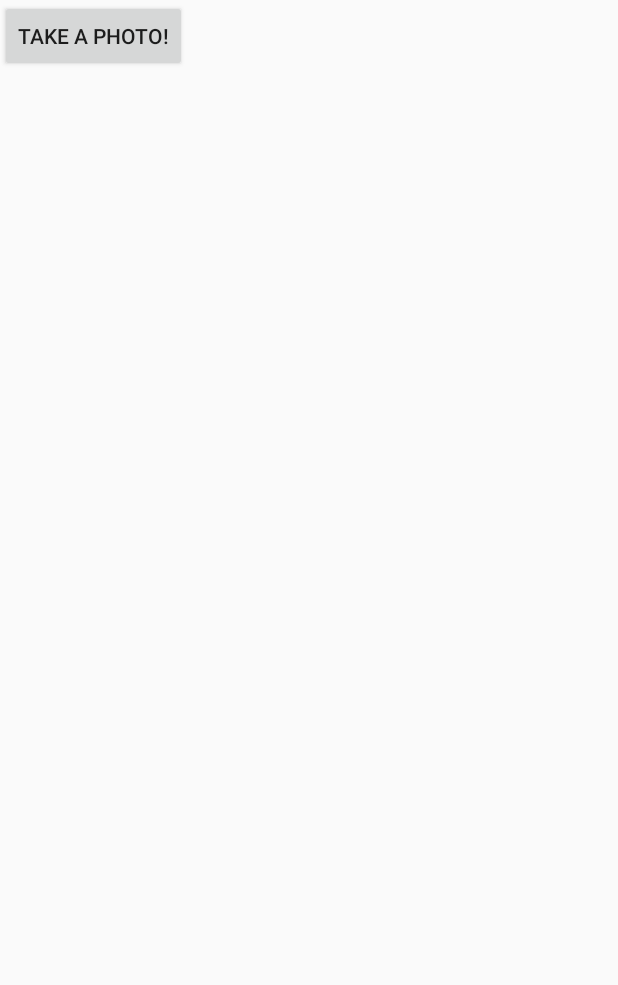
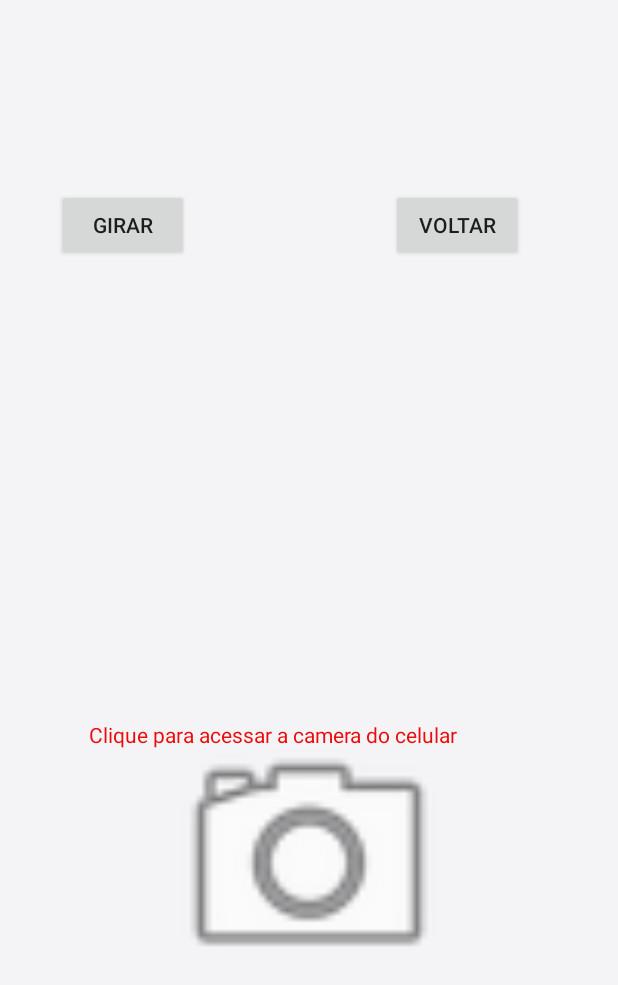
Before and after one commit to waltsonsilva/waltsonAndroid, an Android app: the layout activity_cam.xml on its own in the app's theme, with its tools: preview values and no code run, on a phone screen of 412 x 824 dp. Shown: the top 985 px of the screen. Run offline under Robolectric (Android 15) with nearby library versions, the phone set to English and light mode, and no system bars.

Commit message:
Atualização da atividade de câmera e chamada

```diff
--- a/app/build.gradle
+++ b/app/build.gradle
@@ -28,6 +28,7 @@ dependencies {
     androidTestImplementation 'com.android.support.test:runner:1.0.2'
     androidTestImplementation 'com.android.support.test.espresso:espresso-core:3.0.2'
     compile "org.jetbrains.kotlin:kotlin-stdlib-jdk7:$kotlin_version"
+    compile 'com.android.support:gridlayout-v7:28.+'
 }
 repositories {
     mavenCentral()
--- a/app/src/main/res/layout/activity_cam.xml
+++ b/app/src/main/res/layout/activity_cam.xml
@@ -1,33 +1,56 @@
 <?xml version="1.0" encoding="utf-8"?>
-<android.support.constraint.ConstraintLayout xmlns:android="http://schemas.android.com/apk/res/android"
+<RelativeLayout xmlns:android="http://schemas.android.com/apk/res/android"
     xmlns:app="http://schemas.android.com/apk/res-auto"
     xmlns:tools="http://schemas.android.com/tools"
     android:layout_width="match_parent"
     android:layout_height="match_parent"
-    tools:context=".nativo.CamActivity">
+    android:background="#f4f4f7"
+    >
 
-    <FrameLayout
-        android:layout_width="match_parent"
-        android:layout_height="match_parent"
-        android:layout_alignParentBottom="true"
-        android:layout_alignParentRight="true"
-        android:layout_alignParentEnd="true"
-        android:layout_marginBottom="81dp"/>
+    <TextView
+        android:id="@+id/txtLabel"
+        android:layout_width="269dp"
+        android:layout_height="wrap_content"
+        android:layout_alignParentStart="true"
+        android:layout_alignParentLeft="true"
+        android:layout_alignParentTop="true"
+        android:layout_marginStart="59dp"
+        android:layout_marginLeft="59dp"
+        android:layout_marginTop="480dp"
+        android:text="Clique para acessar a camera do celular"
+        android:textColor="#ec0a0a" />
 
     <ImageView
-        android:layout_width="match_parent"
-        android:layout_height="match_parent"
-        android:id="@+id/ivPhoto"
-        android:layout_gravity="center"
-        />
-
+        android:id="@+id/imgViewCamera"
+        android:layout_width="197dp"
+        android:layout_height="212dp"
+        android:layout_alignParentBottom="true"
+        android:layout_centerHorizontal="true"
+        android:layout_marginBottom="146dp"
+        app:srcCompat="@android:drawable/ic_menu_camera" />
 
     <Button
+        android:id="@+id/btnGirar"
         android:layout_width="wrap_content"
         android:layout_height="wrap_content"
-        android:text="Take a Photo!"
-        android:id="@+id/btTakeaPhoto"
-        android:layout_alignParentBottom="true"
-        android:layout_centerHorizontal="true" />
+        android:layout_alignParentStart="true"
+        android:layout_alignParentLeft="true"
+        android:layout_alignParentTop="true"
+        android:layout_marginStart="38dp"
+        android:layout_marginLeft="38dp"
+        android:layout_marginTop="126dp"
+        android:onClick="callGirar"
+        android:text="Girar" />
 
-</android.support.constraint.ConstraintLayout>
+    <Button
+        android:id="@+id/btnVoltar"
+        android:layout_width="wrap_content"
+        android:layout_height="wrap_content"
+        android:layout_alignTop="@+id/btnGirar"
+        android:layout_alignParentEnd="true"
+        android:layout_alignParentRight="true"
+        android:layout_marginEnd="63dp"
+        android:layout_marginRight="63dp"
+        android:onClick="callVoltar"
+        android:text="Voltar" />
+</RelativeLayout>
```
Also changed, not shown: app/src/main/AndroidManifest.xml (+13 -5 lines), app/src/main/java/com/example/walts/projetowidgets/layouts/FrameLayout.java (added, +15 -0 lines), app/src/main/java/com/example/walts/projetowidgets/layouts/GridLayout.java (added, +15 -0 lines), app/src/main/java/com/example/walts/projetowidgets/layouts/LayoutsActivity.java (added, +16 -0 lines), app/src/main/java/com/example/walts/projetowidgets/layouts/LinearActivity.java (added, +15 -0 lines), app/src/main/java/com/example/walts/projetowidgets/layouts/TableActiviy.java (added, +15 -0 lines), app/src/main/java/com/example/walts/projetowidgets/nativo/CallActivity.java (added, +39 -0 lines), app/src/main/java/com/example/walts/projetowidgets/nativo/CamActivity.java (+44 -16 lines), app/src/main/res/layout/activity_call.xml (added, +39 -0 lines), app/src/main/res/layout/activity_grid_layout.xml (added, +36 -0 lines), app/src/main/res/layout/activity_layouts.xml (added, +52 -0 lines), app/src/main/res/layout/activity_linear.xml (added, +95 -0 lines).
